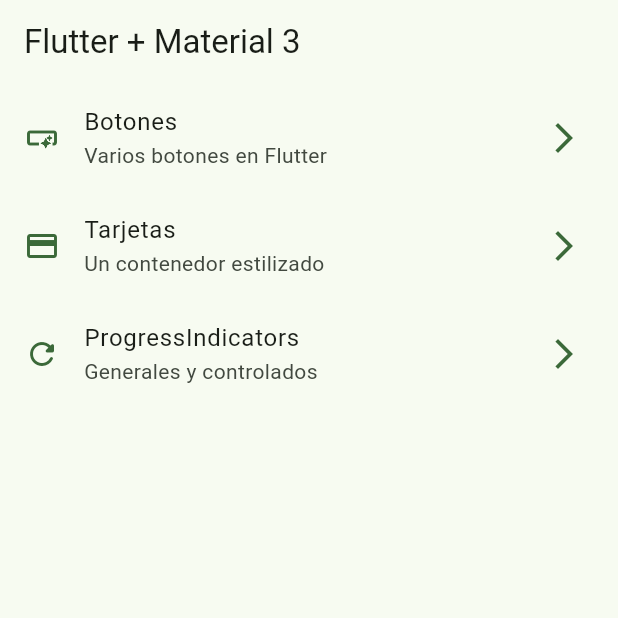
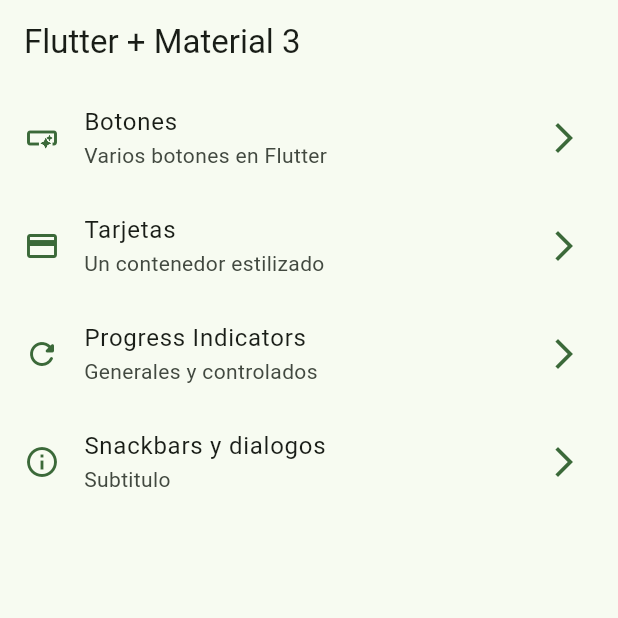
Before and after one commit to chezzandyto/widgetsApp, a Flutter app: the screen it shows after launch, on a phone screen of 412 x 824 dp, the top half of it. Run offline on Flutter 3.47's test engine with Material 2 defaults, Android fonts, the phone set to English and light mode, and no system bars; our stand-ins replace go_router.

Commit message:
Snackbars, dialos, terminado

```diff
--- a/lib/config/menu/menu_items.dart
+++ b/lib/config/menu/menu_items.dart
@@ -25,8 +25,13 @@ const appMenuItems = <MenuItem>[
       link: '/cards',
       icon: Icons.credit_card),
   MenuItem(
-      title: 'ProgressIndicators',
+      title: 'Progress Indicators',
       subtitle: 'Generales y controlados',
       link: '/progress',
       icon: Icons.refresh_rounded),
+  MenuItem(
+      title: 'Snackbars y dialogos',
+      subtitle: 'Subtitulo',
+      link: '/snackbars',
+      icon: Icons.info_outline),
 ];
--- a/lib/config/router/app_router.dart
+++ b/lib/config/router/app_router.dart
@@ -25,5 +25,10 @@ final appRouter = GoRouter(
       path: '/progress',
       builder: (context, state) => const ProgressScreen(),
     ),
+    GoRoute(
+      name: SnackbarScreen.name,
+      path: '/snackbars',
+      builder: (context, state) => const SnackbarScreen(),
+    ),
   ],
 );
--- a/lib/main.dart
+++ b/lib/main.dart
@@ -18,6 +18,7 @@ class MainApp extends StatelessWidget {
   @override
   Widget build(BuildContext context) {
     return MaterialApp.router(
+      title: 'Flutter Widgets',
       routerConfig: appRouter,
       debugShowCheckedModeBanner: false,
       theme: AppTheme(selectedColor: 3).getTheme(),
```
Also changed, not shown: lib/presentation/screens/snackbar/snackbar_screen.dart (+63 -1 lines).
